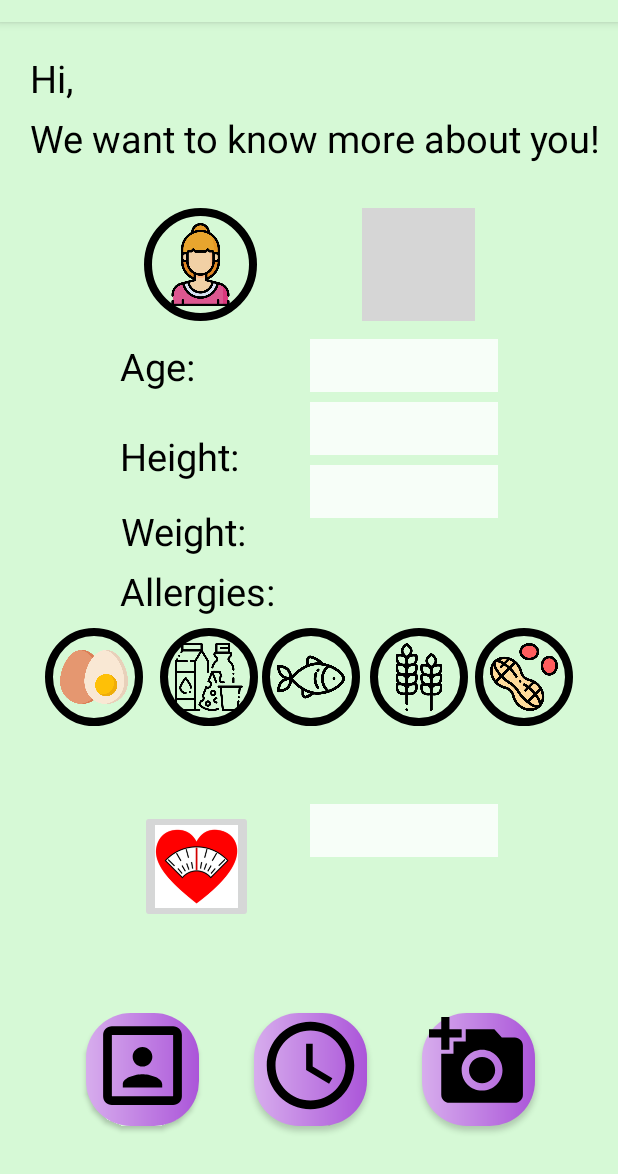
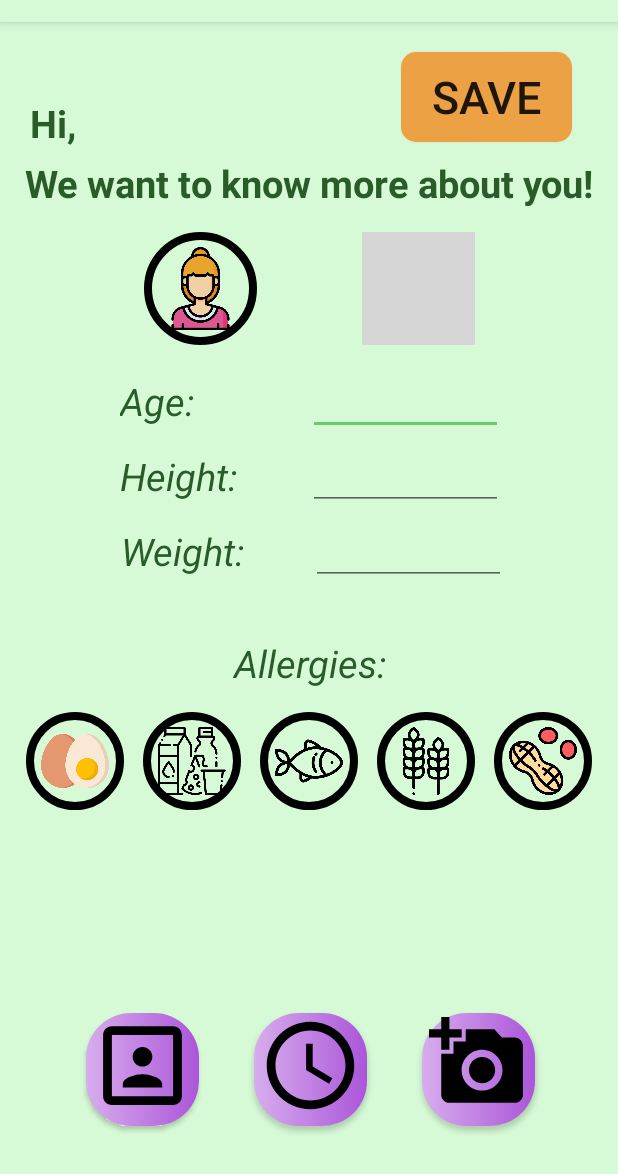
Before and after one commit to kassimii/Self_made, an Android app: the EditProfile screen opened directly, with no data from a screen before it, on a phone screen of 412 x 824 dp, the part 62-1236 px from its top. Run offline under Robolectric (Android 15) with nearby library versions, the phone set to English and light mode, and no system bars; our stand-ins replace Firebase (no records; nobody signed in at launch, a user with empty details on screens opened directly); grey boxes are pictures that could not be loaded.

Commit message:
Conected profile info to db

```diff
--- a/app/src/main/java/com/example/self_made/EditProfile.java
+++ b/app/src/main/java/com/example/self_made/EditProfile.java
@@ -7,16 +7,30 @@ import android.content.Intent;
 import android.os.Bundle;
 import android.view.View;
 import android.widget.Button;
+import android.widget.EditText;
+import android.widget.ImageButton;
+import android.widget.RadioButton;
+
+import com.google.firebase.database.FirebaseDatabase;
 
 public class EditProfile extends AppCompatActivity {
 
-    private Button setMealsButton, analysePhotoButton;
+    private Button setMealsButton, analysePhotoButton, saveProfileButton;
+
+    private EditText ageInput, heightInput, weightInput;
+    private ImageButton femaleButton, maleButton, eggsButton,diaryButton, fishButton, glutenButton, peanutButton;
+
+    private String age, height, weight;
+    private boolean isFemale, isMale, isAllergicToEggs=false, isAllergicToDiary=false, isAllergicToFish=false, isAllergicToGluten=false, isAllergicToPeanut=false;
+    private String allergies="";
+
     @Override
     protected void onCreate(Bundle savedInstanceState) {
         super.onCreate(savedInstanceState);
         setContentView(R.layout.activity_edit_profile);
         onMealButtonClick();
         onCameraButtonClick();
+        onSaveProfileButtonClick();
     }
 
     public void onMealButtonClick()
@@ -62,4 +76,124 @@ public class EditProfile extends AppCompatActivity {
         overridePendingTransition(0,0);
         intent.addFlags(Intent.FLAG_ACTIVITY_NO_ANIMATION);
     }
+
+    public void onSaveProfileButtonClick(){
+        ageInput = (EditText)findViewById(R.id.age_input);
+        heightInput = (EditText)findViewById(R.id.height_input);
+        weightInput = (EditText)findViewById(R.id.weight_input);
+
+        femaleButton = (ImageButton)findViewById(R.id.female_button);
+        femaleButton.setOnClickListener(new View.OnClickListener() {
+            @Override
+            public void onClick(View v) {
+                isFemale=true;
+                isMale=false;
+            }
+        });
+
+        maleButton = (ImageButton)findViewById(R.id.male_button);
+        maleButton.setOnClickListener(new View.OnClickListener() {
+            @Override
+            public void onClick(View v) {
+                isFemale=false;
+                isMale=true;
+            }
+        });
+
+        eggsButton = (ImageButton)findViewById(R.id.eggs_button);
+        eggsButton.setOnClickListener(new View.OnClickListener() {
+            @Override
+            public void onClick(View v) {
+                isAllergicToEggs=true;
+            }
+        });
+
+        diaryButton = (ImageButton)findViewById(R.id.dairy_button);
+        diaryButton.setOnClickListener(new View.OnClickListener() {
+            @Override
+            public void onClick(View v) {
+                isAllergicToDiary=true;
+            }
+        });
+
+        fishButton = (ImageButton)findViewById(R.id.fish_button);
+        fishButton.setOnClickListener(new View.OnClickListener() {
+            @Override
+            public void onClick(View v) {
+                isAllergicToFish=true;
+            }
+        });
+
+        glutenButton = (ImageButton)findViewById(R.id.gluten_button);
+        glutenButton.setOnClickListener(new View.OnClickListener() {
+            @Override
+            public void onClick(View v) {
+                isAllergicToGluten=true;
+            }
+        });
+
+        peanutButton = (ImageButton)findViewById(R.id.peanut_button);
+        peanutButton.setOnClickListener(new View.OnClickListener() {
+            @Override
+            public void onClick(View v) {
+                isAllergicToPeanut=true;
+            }
+        });
+
+
+
+        saveProfileButton = (Button)findViewById(R.id.save_profile_button);
+        saveProfileButton.setOnClickListener(new View.OnClickListener() {
+            @Override
+            public void onClick(View v) {
+                age = ageInput.getText().toString();
+                height = heightInput.getText().toString();
+                weight = weightInput.getText().toString();
+
+                if(age.length()!=0)
+                    {FirebaseDatabase.getInstance().getReference().child("Profile").child("Age").setValue(age);}
+                if(height.length()!=0)
+                   { FirebaseDatabase.getInstance().getReference().child("Profile").child("Height").setValue(height);}
+                if(weight.length()!=0)
+                    {FirebaseDatabase.getInstance().getReference().child("Profile").child("Weight").setValue(weight);}
+
+                if(isMale==true){
+                    FirebaseDatabase.getInstance().getReference().child("Profile").child("Gender").setValue("male");
+                }
+
+                if(isFemale==true){
+                    FirebaseDatabase.getInstance().getReference().child("Profile").child("Gender").setValue("female");
+                }
+
+                if(isAllergicToEggs==true){
+                    allergies+="eggs ";
+                }
+
+                if(isAllergicToDiary==true){
+                    allergies+="diary ";
+                }
+
+                if(isAllergicToFish==true){
+                    allergies+="fish ";
+                }
+
+                if(isAllergicToGluten==true){
+                    allergies+="gluten ";
+                }
+
+                if(isAllergicToPeanut==true){
+                    allergies+="peanut ";
+                }
+
+                if(allergies.length()!=0){
+                    FirebaseDatabase.getInstance().getReference().child("Profile").child("Allergies").setValue(allergies);
+                    allergies="";
+                }
+
+
+            }
+        });
+
+
+    }
 }
--- a/app/src/main/res/layout/activity_edit_profile.xml
+++ b/app/src/main/res/layout/activity_edit_profile.xml
@@ -8,38 +8,41 @@
     tools:context=".EditProfile">
 
     <TextView
+        android:id="@+id/edit_profile_title1"
         android:layout_width="wrap_content"
         android:layout_height="wrap_content"
         android:layout_marginStart="20dp"
         android:layout_marginLeft="20dp"
-        android:layout_marginTop="20dp"
+        android:layout_marginTop="50dp"
         android:gravity="center"
         android:text="Hi, "
-        android:textColor="@color/black"
+        android:textColor="@color/colorPrimaryDark"
         android:textSize="25sp"
+        android:textStyle="bold"
         app:layout_constraintStart_toStartOf="parent"
         app:layout_constraintTop_toTopOf="parent" />
 
     <TextView
+        android:id="@+id/edit_profile_title2"
         android:layout_width="wrap_content"
         android:layout_height="wrap_content"
-        android:layout_marginStart="20dp"
-        android:layout_marginLeft="20dp"
-        android:layout_marginTop="60dp"
+        android:layout_marginTop="90dp"
         android:gravity="center"
         android:text="We want to know more about you!"
-        android:textColor="@color/black"
+        android:textColor="@color/colorPrimaryDark"
         android:textSize="25dp"
+        android:textStyle="bold"
+        app:layout_constraintEnd_toEndOf="parent"
         app:layout_constraintStart_toStartOf="parent"
         app:layout_constraintTop_toTopOf="parent" />
 
     <ImageButton
-        android:id="@+id/button_female"
+        android:id="@+id/female_button"
         android:layout_width="75dp"
         android:layout_height="75dp"
         android:layout_marginStart="96dp"
         android:layout_marginLeft="96dp"
-        android:layout_marginTop="124dp"
+        android:layout_marginTop="140dp"
         android:layout_weight="1"
         android:adjustViewBounds="true"
         android:background="@drawable/round_button"
@@ -50,10 +53,10 @@
         app:layout_constraintTop_toTopOf="parent" />
 
     <ImageButton
-        android:id="@+id/button_male"
+        android:id="@+id/male_button"
         android:layout_width="75dp"
         android:layout_height="75dp"
-        android:layout_marginTop="124dp"
+        android:layout_marginTop="140dp"
         android:layout_marginEnd="95dp"
         android:layout_marginRight="95dp"
         android:layout_weight="1"
@@ -66,166 +69,151 @@
         app:layout_constraintTop_toTopOf="parent" />
 
     <TextView
+        android:id="@+id/age_text"
         android:layout_width="wrap_content"
         android:layout_height="wrap_content"
         android:layout_marginStart="80dp"
         android:layout_marginLeft="80dp"
-        android:layout_marginTop="212dp"
+        android:layout_marginTop="235dp"
         android:gravity="center"
         android:text="Age:"
-        android:textColor="@color/black"
+        android:textColor="@color/colorPrimaryDark"
         android:textSize="25sp"
+        android:textStyle="italic"
         app:layout_constraintStart_toStartOf="parent"
         app:layout_constraintTop_toTopOf="parent" />
 
-    <EditText
-        android:id="@+id/age"
-        android:layout_width="125dp"
-        android:layout_height="35dp"
-        android:layout_marginTop="12dp"
-        android:layout_marginEnd="80dp"
-        android:layout_marginRight="80dp"
-        android:background="#D5FEFFFF"
-        android:singleLine="true"
-        app:layout_constraintEnd_toEndOf="parent"
-        app:layout_constraintTop_toBottomOf="@+id/button_male" />
-
     <TextView
+        android:id="@+id/height_text"
         android:layout_width="wrap_content"
         android:layout_height="wrap_content"
         android:layout_marginStart="80dp"
         android:layout_marginLeft="80dp"
-        android:layout_marginTop="272dp"
+        android:layout_marginTop="285dp"
         android:gravity="center"
         android:text="Height:"
-        android:textColor="@color/black"
+        android:textColor="@color/colorPrimaryDark"
         android:textSize="25sp"
+        android:textStyle="italic"
         app:layout_constraintStart_toStartOf="parent"
         app:layout_constraintTop_toTopOf="parent" />
 
-    <EditText
-        android:id="@+id/height"
-        android:layout_width="125dp"
-        android:layout_height="35dp"
-        android:layout_marginTop="54dp"
-        android:layout_marginEnd="80dp"
-        android:layout_marginRight="80dp"
-        android:background="#D5FEFFFF"
-        android:singleLine="true"
-        app:layout_constraintEnd_toEndOf="parent"
-        app:layout_constraintTop_toBottomOf="@+id/button_male" />
-
 
     <TextView
+        android:id="@+id/weight_text"
         android:layout_width="wrap_content"
         android:layout_height="wrap_content"
         android:layout_marginStart="80dp"
         android:layout_marginLeft="80dp"
-        android:layout_marginTop="322dp"
+        android:layout_marginTop="335dp"
         android:gravity="center"
         android:text="Weight:"
-        android:textColor="@color/black"
+        android:textColor="@color/colorPrimaryDark"
         android:textSize="25sp"
+        android:textStyle="italic"
         app:layout_constraintStart_toStartOf="parent"
         app:layout_constraintTop_toTopOf="parent" />
 
-    <EditText
-        android:id="@+id/weight"
-        android:layout_width="125dp"
-        android:layout_height="35dp"
-        android:layout_marginTop="96dp"
-        android:layout_marginEnd="80dp"
-        android:layout_marginRight="80dp"
-        android:background="#D5FEFFFF"
-        android:singleLine="true"
-        app:layout_constraintEnd_toEndOf="parent"
-        app:layout_constraintTop_toBottomOf="@+id/button_male" />
-
 
     <TextView
+        android:id="@+id/allergies_text"
         android:layout_width="wrap_content"
         android:layout_height="wrap_content"
-        android:layout_marginStart="80dp"
-        android:layout_marginLeft="80dp"
-        android:layout_marginTop="362dp"
+        android:layout_marginTop="410dp"
         android:gravity="center"
         android:text="Allergies:"
-        android:textColor="@color/black"
+        android:textColor="@color/colorPrimaryDark"
         android:textSize="25sp"
+        android:textStyle="italic"
+        app:layout_constraintEnd_toEndOf="parent"
         app:layout_constraintStart_toStartOf="parent"
         app:layout_constraintTop_toTopOf="parent" />
 
     <ImageButton
-        android:id="@+id/button_eggs"
+        android:id="@+id/eggs_button"
         android:layout_width="65dp"
         android:layout_height="65dp"
-        android:layout_marginStart="30dp"
-        android:layout_marginLeft="30dp"
-        android:layout_marginTop="404dp"
+        android:layout_marginStart="15dp"
+        android:layout_marginLeft="15dp"
+        android:layout_marginTop="460dp"
+        android:layout_marginEnd="5dp"
+        android:layout_marginRight="5dp"
         android:layout_weight="1"
         android:adjustViewBounds="true"
         android:background="@drawable/round_button"
         android:padding="10dp"
         android:scaleType="fitCenter"
         android:src="@drawable/egg"
+        app:layout_constraintEnd_toStartOf="@+id/dairy_button"
         app:layout_constraintStart_toStartOf="parent"
         app:layout_constraintTop_toTopOf="parent" />
 
     <ImageButton
-        android:id="@+id/button_dairy"
+        android:id="@+id/dairy_button"
         android:layout_width="65dp"
         android:layout_height="65dp"
-        android:layout_marginTop="404dp"
-        android:layout_marginEnd="240dp"
-        android:layout_marginRight="240dp"
+        android:layout_marginStart="5dp"
+        android:layout_marginLeft="5dp"
+        android:layout_marginTop="460dp"
+        android:layout_marginEnd="5dp"
+        android:layout_marginRight="5dp"
         android:layout_weight="1"
         android:adjustViewBounds="true"
         android:background="@drawable/round_button"
         android:padding="10dp"
         android:scaleType="fitCenter"
         android:src="@drawable/dairy"
-        app:layout_constraintEnd_toEndOf="parent"
+        app:layout_constraintEnd_toStartOf="@+id/fish_button"
+        app:layout_constraintStart_toEndOf="@+id/eggs_button"
         app:layout_constraintTop_toTopOf="parent" />
 
     <ImageButton
-        android:id="@+id/button_fish"
+        android:id="@+id/fish_button"
         android:layout_width="65dp"
         android:layout_height="65dp"
-        android:layout_marginTop="404dp"
-        android:layout_marginEnd="172dp"
-        android:layout_marginRight="172dp"
+        android:layout_marginStart="5dp"
+        android:layout_marginLeft="5dp"
+        android:layout_marginTop="460dp"
+        android:layout_marginEnd="5dp"
+        android:layout_marginRight="5dp"
         android:layout_weight="1"
         android:adjustViewBounds="true"
         android:background="@drawable/round_button"
         android:padding="10dp"
         android:scaleType="fitCenter"
         android:src="@drawable/fish"
-        app:layout_constraintEnd_toEndOf="parent"
+        app:layout_constraintEnd_toStartOf="@+id/gluten_button"
+        app:layout_constraintStart_toEndOf="@+id/dairy_button"
         app:layout_constraintTop_toTopOf="parent" />
 
     <ImageButton
-        android:id="@+id/button_gluten"
+        android:id="@+id/gluten_button"
         android:layout_width="65dp"
         android:layout_height="65dp"
-        android:layout_marginTop="404dp"
-        android:layout_marginEnd="100dp"
-        android:layout_marginRight="100dp"
+        android:layout_marginStart="5dp"
+        android:layout_marginLeft="5dp"
+        android:layout_marginTop="460dp"
+        android:layout_marginEnd="5dp"
+        android:layout_marginRight="5dp"
         android:layout_weight="1"
         android:adjustViewBounds="true"
         android:background="@drawable/round_button"
         android:padding="10dp"
         android:scaleType="fitCenter"
         android:src="@drawable/gluten"
-        app:layout_constraintEnd_toEndOf="parent"
+        app:layout_constraintEnd_toStartOf="@+id/peanut_button"
+        app:layout_constraintStart_toEndOf="@+id/fish_button"
         app:layout_constraintTop_toTopOf="parent" />
 
     <ImageButton
-        android:id="@+id/button_peanut"
+        android:id="@+id/peanut_button"
         android:layout_width="65dp"
         android:layout_height="65dp"
-        android:layout_marginTop="404dp"
-        android:layout_marginEnd="30dp"
-        android:layout_marginRight="30dp"
+        android:layout_marginStart="5dp"
+        android:layout_marginLeft="5dp"
+        android:layout_marginTop="460dp"
+        android:layout_marginEnd="15dp"
+        android:layout_marginRight="15dp"
         android:layout_weight="1"
         android:adjustViewBounds="true"
         android:background="@drawable/round_button"
@@ -233,38 +221,8 @@
         android:scaleType="fitCenter"
         android:src="@drawable/peanuts"
         app:layout_constraintEnd_toEndOf="parent"
+        app:layout_constraintStart_toEndOf="@+id/gluten_button"
         app:layout_constraintTop_toTopOf="parent" />
-
-    <ImageButton
-        android:id="@+id/button_weight"
-        android:layout_width="75dp"
-        android:layout_height="75dp"
-        android:layout_marginStart="98dp"
-        android:layout_marginLeft="98dp"
-        android:layout_marginTop="512dp"
-        android:layout_marginEnd="248dp"
-        android:layout_marginRight="248dp"
-        android:layout_marginBottom="47dp"
-        android:layout_weight="1"
-        android:padding="10dp"
-        android:scaleType="fitCenter"
-        android:src="@drawable/idealkg"
-        app:layout_constraintBottom_toTopOf="@+id/profile_button"
-        app:layout_constraintEnd_toEndOf="parent"
-        app:layout_constraintStart_toStartOf="parent"
-        app:layout_constraintTop_toTopOf="parent" />
-
-    <EditText
-        android:id="@+id/ideal_weight"
-        android:layout_width="125dp"
-        android:layout_height="35dp"
-        android:layout_marginTop="52dp"
-        android:layout_marginEnd="80dp"
-        android:layout_marginRight="80dp"
-        android:background="#D5FEFFFF"
-        android:singleLine="true"
-        app:layout_constraintEnd_toEndOf="parent"
-        app:layout_constraintTop_toBottomOf="@+id/button_fish" />
 
     <Button
         android:id="@+id/profile_button"
@@ -310,4 +268,64 @@
         app:layout_constraintBottom_toBottomOf="parent"
         app:layout_constraintEnd_toEndOf="parent" />
 
+    <Button
+        android:id="@+id/save_profile_button"
+        android:layout_width="114dp"
+        android:layout_height="60dp"
+        android:layout_marginTop="20dp"
+        android:background="@drawable/custom_orange_button"
+        android:text="SAVE"
+        android:textSize="30dp"
+        app:layout_constraintEnd_toEndOf="parent"
+        app:layout_constraintHorizontal_bias="0.898"
+        app:layout_constraintStart_toStartOf="parent"
+        app:layout_constraintTop_toTopOf="parent" />
+
+    <EditText
+        android:id="@+id/age_input"
+        android:layout_width="130dp"
+        android:layout_height="40dp"
+        android:layout_marginStart="30dp"
+        android:layout_marginLeft="30dp"
+        android:layout_marginTop="235dp"
+        android:layout_marginEnd="60dp"
+        android:layout_marginRight="60dp"
+        android:ems="10"
+        android:inputType="number"
+        app:layout_constraintEnd_toEndOf="parent"
+        app:layout_constraintHorizontal_bias="0.736"
+        app:layout_constraintStart_toEndOf="@+id/age_text"
+        app:layout_constraintTop_toTopOf="parent" />
+
+    <EditText
+        android:id="@+id/height_input"
+        android:layout_width="130dp"
+        android:layout_height="40dp"
+        android:layout_marginStart="30dp"
+        android:layout_marginLeft="30dp"
+        android:layout_marginTop="285dp"
+        android:layout_marginEnd="60dp"
+        android:layout_marginRight="60dp"
+        android:ems="10"
+        android:inputType="number"
+        app:layout_constraintEnd_toEndOf="parent"
+        app:layout_constraintStart_toEndOf="@+id/height_text"
+        app:layout_constraintTop_toTopOf="parent" />
+
+    <EditText
+        android:id="@+id/weight_input"
+        android:layout_width="130dp"
+        android:layout_height="40dp"
+        android:layout_marginStart="30dp"
+        android:layout_marginLeft="30dp"
+        android:layout_marginTop="335dp"
+        android:layout_marginEnd="60dp"
+        android:layout_marginRight="60dp"
+        android:ems="10"
+        android:inputType="number"
+        app:layout_constraintEnd_toEndOf="parent"
+        app:layout_constraintStart_toEndOf="@+id/weight_text"
+        app:layout_constraintTop_toTopOf="parent" />
+
+
 </androidx.constraintlayout.widget.ConstraintLayout>
--- a/app/src/main/res/layout/activity_main.xml
+++ b/app/src/main/res/layout/activity_main.xml
@@ -68,13 +68,16 @@
 
     <Button
         android:id="@+id/login_button"
-        android:layout_width="wrap_content"
-        android:layout_height="wrap_content"
-        android:layout_marginEnd="161dp"
-        android:layout_marginRight="161dp"
-        android:layout_marginBottom="87dp"
+        android:layout_width="139dp"
+        android:layout_height="65dp"
+        android:layout_marginTop="48dp"
+        android:background="@drawable/custom_green_button"
         android:text="Login"
-        app:layout_constraintBottom_toTopOf="@+id/app_title"
-        app:layout_constraintEnd_toEndOf="parent" />
+        android:textColor="@color/white"
+        android:textSize="36sp"
+        app:layout_constraintEnd_toEndOf="parent"
+        app:layout_constraintHorizontal_bias="0.827"
+        app:layout_constraintStart_toStartOf="parent"
+        app:layout_constraintTop_toTopOf="parent" />
 
 </androidx.constraintlayout.widget.ConstraintLayout>
--- a/app/src/main/res/layout/activity_set_meal_hours.xml
+++ b/app/src/main/res/layout/activity_set_meal_hours.xml
@@ -61,6 +61,7 @@
         android:inputType="textPersonName"
         android:text="Meal planning"
         android:textAlignment="center"
+        android:gravity="center_horizontal"
         android:textColor="@color/orange"
         android:textSize="38dp"
         android:textStyle="italic"
@@ -144,7 +145,7 @@
         android:layout_marginStart="15dp"
         android:layout_marginLeft="15dp"
         android:layout_marginTop="270dp"
-        android:background="@drawable/custom_set_meals_button"
+        android:background="@drawable/custom_green_button"
         android:text="Breakfast"
         android:textColor="@color/white"
         app:layout_constraintStart_toStartOf="parent"
@@ -157,7 +158,7 @@
         android:layout_marginTop="270dp"
         android:layout_marginEnd="15dp"
         android:layout_marginRight="15dp"
-        android:background="@drawable/custom_set_meals_button"
+        android:background="@drawable/custom_green_button"
         android:text="Snack 1"
         android:textColor="@color/white"
         app:layout_constraintEnd_toEndOf="parent"
@@ -168,7 +169,7 @@
         android:layout_width="102dp"
         android:layout_height="wrap_content"
         android:layout_marginTop="350dp"
-        android:background="@drawable/custom_set_meals_button"
+        android:background="@drawable/custom_green_button"
         android:text="Lunch"
         android:textColor="@color/white"
         app:layout_constraintEnd_toEndOf="parent"
@@ -182,7 +183,7 @@
         android:layout_marginStart="15dp"
         android:layout_marginLeft="15dp"
         android:layout_marginBottom="200dp"
-        android:background="@drawable/custom_set_meals_button"
+        android:background="@drawable/custom_green_button"
         android:text="Snack 2"
         android:textColor="@color/white"
         app:layout_constraintBottom_toBottomOf="parent"
@@ -195,7 +196,7 @@
         android:layout_marginEnd="15dp"
         android:layout_marginRight="15dp"
         android:layout_marginBottom="200dp"
-        android:background="@drawable/custom_set_meals_button"
+        android:background="@drawable/custom_green_button"
         android:text="Dinner"
         android:textColor="@color/white"
         app:layout_constraintBottom_toBottomOf="parent"
@@ -206,7 +207,7 @@
         android:layout_width="120dp"
         android:layout_height="wrap_content"
         android:layout_marginBottom="140dp"
-        android:background="@drawable/custom_save_plan_button"
+        android:background="@drawable/custom_orange_button"
         android:text="Save plan"
         android:textColor="@color/white"
         android:textSize="20dp"
@@ -219,7 +220,7 @@
         android:layout_width="300dp"
         android:layout_height="60dp"
         android:layout_marginTop="110dp"
-        android:background="@drawable/custom_save_plan_button"
+        android:background="@drawable/custom_orange_button"
         android:text="Show my meal plan"
         android:textColor="@color/white"
         android:textSize="25dp"
```
Also changed, not shown: app/src/main/res/drawable/custom_green_button.xml (renamed from app/src/main/res/drawable/custom_set_meals_button.xml), app/src/main/res/drawable/custom_orange_button.xml (renamed from app/src/main/res/drawable/custom_save_plan_button.xml), 965 other files.
